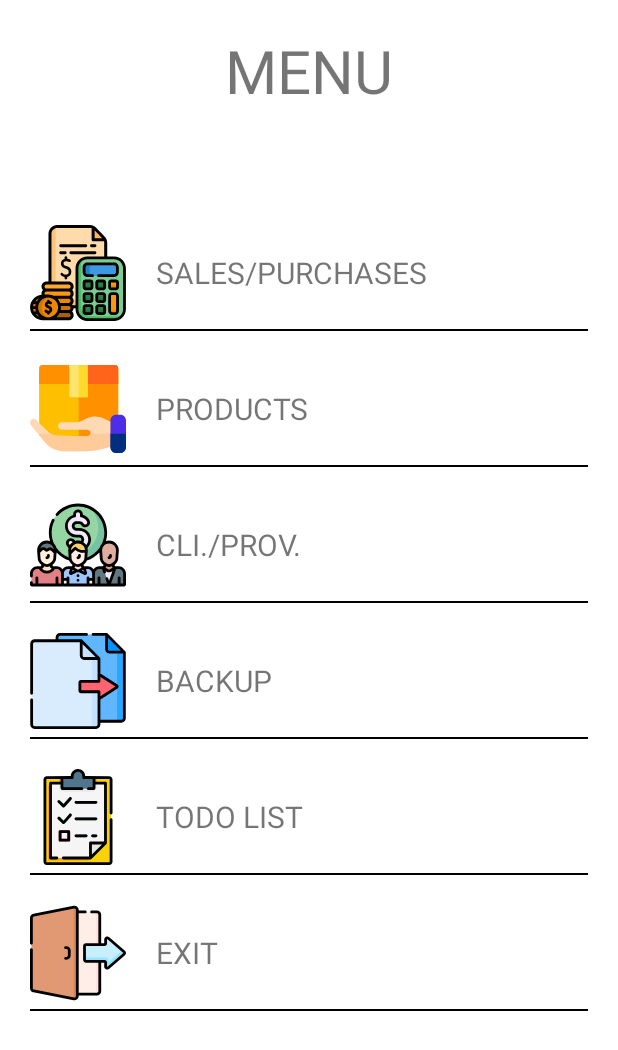
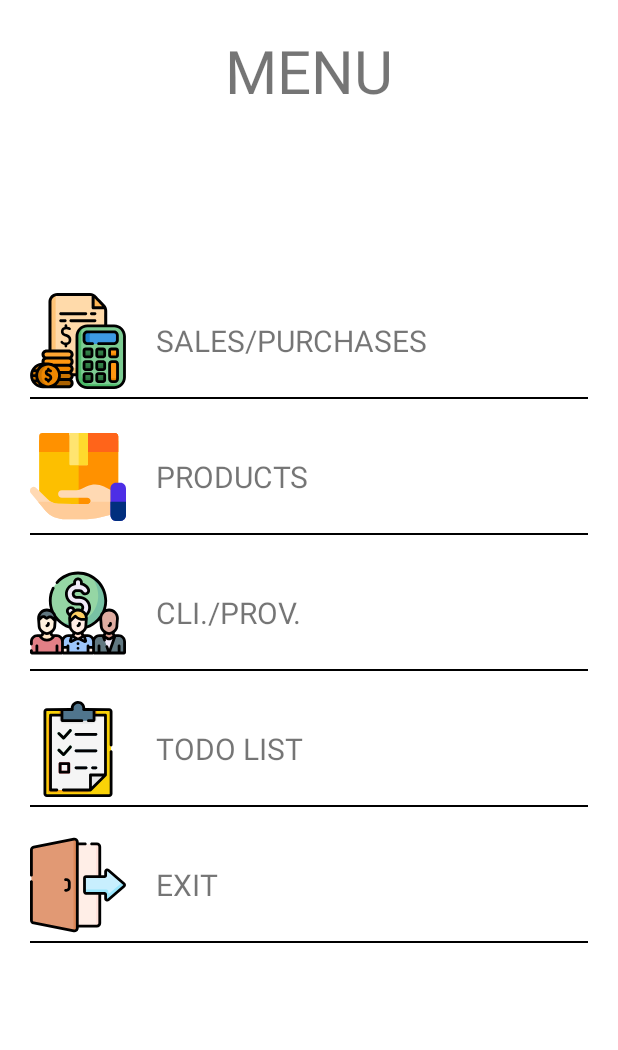
Before and after one commit to rodrigonovoas/Products-Manager-Android, an Android app: the screen it shows after launch (MainActivity), on a phone screen of 412 x 824 dp. Shown: the top 1050 px of the screen. Run offline under Robolectric (Android 15) with nearby library versions, the light colour scheme and no system bars; our stand-ins replace Room's generated code; Roboto replaces fonts that are not available here.

Commit message:
hiding backup mode. fix later

```diff
--- a/app/src/main/res/layout/activity_main.xml
+++ b/app/src/main/res/layout/activity_main.xml
@@ -115,6 +115,7 @@
             android:layout_height="wrap_content"
             android:orientation="horizontal"
             android:gravity="center_vertical"
+            android:visibility="gone"
             android:layout_marginTop="20dp">
 
             <ImageView
@@ -135,7 +136,8 @@
             android:layout_width="match_parent"
             android:layout_height="1dp"
             android:layout_marginTop="5dp"
-            android:background="@android:color/black" />
+            android:background="@android:color/black"
+            android:visibility="gone"/>
 
         <LinearLayout
             android:id="@+id/ll_todo"
```
Also changed, not shown: app/src/main/java/app/rodrigonovoa/myproductsmanager/ui/backup/BackUpActivity.java (+9 -12 lines).
